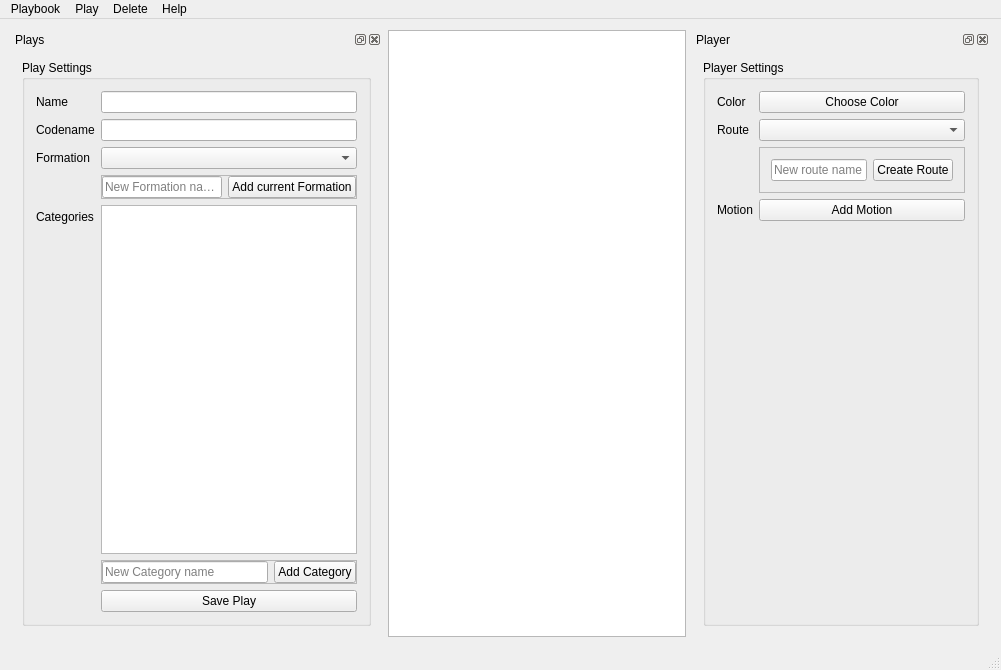
First picture: the form in src/dialogs/mainDialog.ui, repository obraunsdorf/playbook-creator, before the edit.
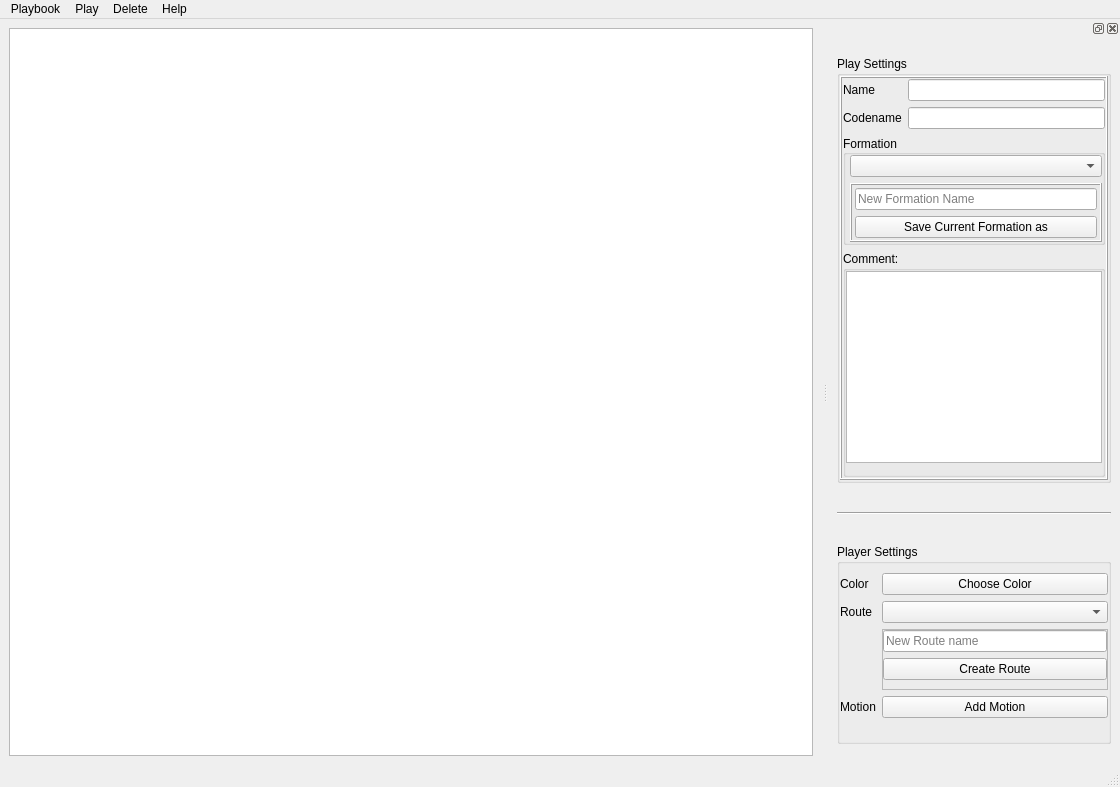
Second picture: the form after the edit.

Commit message: integrated new main dialog with QDockWidgets working as expected

What changed in the file:
```diff
--- a/src/dialogs/mainDialog.ui
+++ b/src/dialogs/mainDialog.ui
@@ -2,287 +2,30 @@
 <ui version="4.0">
  <class>MainDialog</class>
  <widget class="QMainWindow" name="MainDialog">
-  <property name="enabled">
-   <bool>true</bool>
-  </property>
   <property name="geometry">
    <rect>
     <x>0</x>
     <y>0</y>
-    <width>1001</width>
-    <height>670</height>
+    <width>1120</width>
+    <height>787</height>
    </rect>
   </property>
   <property name="windowTitle">
    <string>MainDialog</string>
   </property>
-  <property name="dockOptions">
-   <set>QMainWindow::AllowNestedDocks|QMainWindow::AllowTabbedDocks|QMainWindow::AnimatedDocks</set>
-  </property>
-  <widget class="QWidget" name="centralWidget">
-   <property name="minimumSize">
-    <size>
-     <width>600</width>
-     <height>0</height>
-    </size>
-   </property>
-   <layout class="QGridLayout" name="gridLayout_2">
-    <item row="0" column="1">
-     <widget class="QGraphicsView" name="graphicsView"/>
-    </item>
-    <item row="0" column="3">
-     <widget class="QDockWidget" name="playerDock">
-      <property name="sizePolicy">
-       <sizepolicy hsizetype="Expanding" vsizetype="Expanding">
-        <horstretch>0</horstretch>
-        <verstretch>0</verstretch>
-       </sizepolicy>
+  <widget class="QWidget" name="centralwidget">
+   <layout class="QHBoxLayout" name="horizontalLayout">
+    <item>
+     <widget class="QGraphicsView" name="graphicsView">
+      <property name="frameShadow">
+       <enum>QFrame::Plain</enum>
       </property>
-      <property name="minimumSize">
-       <size>
-        <width>298</width>
-        <height>590</height>
-       </size>
+      <property name="lineWidth">
+       <number>1</number>
       </property>
-      <property name="maximumSize">
-       <size>
-        <width>298</width>
-        <height>524287</height>
-       </size>
+      <property name="midLineWidth">
+       <number>0</number>
       </property>
-      <property name="windowTitle">
-       <string>Player</string>
-      </property>
-      <widget class="QWidget" name="dockWidgetContents_2">
-       <layout class="QGridLayout" name="gridLayout">
-        <item row="0" column="0">
-         <widget class="QGroupBox" name="playerSettings">
-          <property name="title">
-           <string>Player Settings</string>
-          </property>
-          <layout class="QFormLayout" name="formLayout_4">
-           <item row="0" column="0">
-            <widget class="QLabel" name="colorLabel">
-             <property name="text">
-              <string>Color</string>
-             </property>
-            </widget>
-           </item>
-           <item row="0" column="1">
-            <widget class="QPushButton" name="colorButton">
-             <property name="text">
-              <string>Choose Color</string>
-             </property>
-            </widget>
-           </item>
-           <item row="1" column="0">
-            <widget class="QLabel" name="routeLabel">
-             <property name="text">
-              <string>Route</string>
-             </property>
-            </widget>
-           </item>
-           <item row="1" column="1">
-            <widget class="QComboBox" name="routeBox"/>
-           </item>
-           <item row="2" column="1">
-            <widget class="QFrame" name="frame">
-             <property name="frameShape">
-              <enum>QFrame::StyledPanel</enum>
-             </property>
-             <property name="frameShadow">
-              <enum>QFrame::Raised</enum>
-             </property>
-             <layout class="QHBoxLayout" name="horizontalLayout">
-              <item>
-               <widget class="QLineEdit" name="lineEdit_2">
-                <property name="placeholderText">
-                 <string>New route name</string>
-                </property>
-               </widget>
-              </item>
-              <item>
-               <widget class="QPushButton" name="routeCreateButton">
-                <property name="text">
-                 <string>Create Route</string>
-                </property>
-               </widget>
-              </item>
-             </layout>
-            </widget>
-           </item>
-           <item row="3" column="0">
-            <widget class="QLabel" name="motionLabel">
-             <property name="text">
-              <string>Motion</string>
-             </property>
-            </widget>
-           </item>
-           <item row="3" column="1">
-            <widget class="QPushButton" name="motionAddButton">
-             <property name="text">
-              <string>Add Motion</string>
-             </property>
-            </widget>
-           </item>
-          </layout>
-         </widget>
-        </item>
-       </layout>
-      </widget>
-     </widget>
-    </item>
-    <item row="0" column="0">
-     <widget class="QDockWidget" name="playDock">
-      <property name="maximumSize">
-       <size>
-        <width>381</width>
-        <height>524287</height>
-       </size>
-      </property>
-      <property name="windowTitle">
-       <string>Plays</string>
-      </property>
-      <widget class="QWidget" name="dockWidgetContents_3">
-       <layout class="QVBoxLayout" name="verticalLayout_2">
-        <item>
-         <widget class="QGroupBox" name="playSettings">
-          <property name="title">
-           <string>Play Settings</string>
-          </property>
-          <layout class="QVBoxLayout" name="verticalLayout_6">
-           <item>
-            <layout class="QFormLayout" name="playSettingsForm">
-             <item row="0" column="0">
-              <widget class="QLabel" name="playNameLabel">
-               <property name="text">
-                <string>Name</string>
-               </property>
-              </widget>
-             </item>
-             <item row="0" column="1">
-              <widget class="QLineEdit" name="playNameEdit"/>
-             </item>
-             <item row="1" column="0">
-              <widget class="QLabel" name="playShortNameLabel">
-               <property name="text">
-                <string>Codename</string>
-               </property>
-              </widget>
-             </item>
-             <item row="1" column="1">
-              <widget class="QLineEdit" name="playShortNameEdit"/>
-             </item>
-             <item row="2" column="0">
-              <widget class="QLabel" name="formationLabel">
-               <property name="text">
-                <string>Formation</string>
-               </property>
-              </widget>
-             </item>
-             <item row="2" column="1">
-              <widget class="QComboBox" name="formationBox"/>
-             </item>
-             <item row="4" column="1">
-              <widget class="QListWidget" name="categoryList"/>
-             </item>
-             <item row="6" column="1">
-              <widget class="QPushButton" name="savePlayButton">
-               <property name="text">
-                <string>Save Play</string>
-               </property>
-              </widget>
-             </item>
-             <item row="5" column="1">
-              <widget class="QFrame" name="frame_4">
-               <property name="frameShape">
-                <enum>QFrame::StyledPanel</enum>
-               </property>
-               <property name="frameShadow">
-                <enum>QFrame::Raised</enum>
-               </property>
-               <layout class="QHBoxLayout" name="horizontalLayout_5">
-                <property name="leftMargin">
-                 <number>0</number>
-                </property>
-                <property name="topMargin">
-                 <number>0</number>
-                </property>
-                <property name="rightMargin">
-                 <number>0</number>
-                </property>
-                <property name="bottomMargin">
-                 <number>0</number>
-                </property>
-                <item>
-                 <widget class="QLineEdit" name="categoryEdit">
-                  <property name="placeholderText">
-                   <string>New Category name</string>
-                  </property>
-                 </widget>
-                </item>
-                <item>
-                 <widget class="QPushButton" name="categoryAddButton">
-                  <property name="text">
-                   <string>Add Category</string>
-                  </property>
-                 </widget>
-                </item>
-               </layout>
-              </widget>
-             </item>
-             <item row="3" column="1">
-              <widget class="QFrame" name="frame_5">
-               <property name="frameShape">
-                <enum>QFrame::StyledPanel</enum>
-               </property>
-               <property name="frameShadow">
-                <enum>QFrame::Raised</enum>
-               </property>
-               <layout class="QHBoxLayout" name="horizontalLayout_6">
-                <property name="leftMargin">
-                 <number>0</number>
-                </property>
-                <property name="topMargin">
-                 <number>0</number>
-                </property>
-                <property name="rightMargin">
-                 <number>0</number>
-                </property>
-                <property name="bottomMargin">
-                 <number>0</number>
-                </property>
-                <item>
-                 <widget class="QLineEdit" name="formationEdit">
-                  <property name="placeholderText">
-                   <string>New Formation name</string>
-                  </property>
-                 </widget>
-                </item>
-                <item>
-                 <widget class="QPushButton" name="formationAddButton">
-                  <property name="text">
-                   <string>Add current Formation</string>
-                  </property>
-                 </widget>
-                </item>
-               </layout>
-              </widget>
-             </item>
-             <item row="4" column="0">
-              <widget class="QLabel" name="categoryLabel">
-               <property name="text">
-                <string>Categories</string>
-               </property>
-              </widget>
-             </item>
-            </layout>
-           </item>
-          </layout>
-         </widget>
-        </item>
-       </layout>
-      </widget>
      </widget>
     </item>
    </layout>
@@ -338,7 +81,326 @@
    <addaction name="menuDelete"/>
    <addaction name="menuHelp"/>
   </widget>
-  <widget class="QStatusBar" name="statusBar"/>
+  <widget class="QStatusBar" name="statusbar"/>
+  <widget class="QDockWidget" name="dockWidget_2">
+   <property name="minimumSize">
+    <size>
+     <width>285</width>
+     <height>658</height>
+    </size>
+   </property>
+   <attribute name="dockWidgetArea">
+    <number>2</number>
+   </attribute>
+   <widget class="QWidget" name="dockWidgetContents_2">
+    <layout class="QVBoxLayout" name="verticalLayout">
+     <property name="spacing">
+      <number>20</number>
+     </property>
+     <item>
+      <widget class="QGroupBox" name="playSettings">
+       <property name="sizePolicy">
+        <sizepolicy hsizetype="Preferred" vsizetype="Maximum">
+         <horstretch>0</horstretch>
+         <verstretch>0</verstretch>
+        </sizepolicy>
+       </property>
+       <property name="title">
+        <string>Play Settings</string>
+       </property>
+       <property name="flat">
+        <bool>true</bool>
+       </property>
+       <property name="checkable">
+        <bool>false</bool>
+       </property>
+       <layout class="QVBoxLayout" name="verticalLayout_6">
+        <property name="leftMargin">
+         <number>0</number>
+        </property>
+        <property name="topMargin">
+         <number>0</number>
+        </property>
+        <property name="rightMargin">
+         <number>0</number>
+        </property>
+        <property name="bottomMargin">
+         <number>0</number>
+        </property>
+        <item>
+         <widget class="QFrame" name="frame_2">
+          <property name="frameShape">
+           <enum>QFrame::Box</enum>
+          </property>
+          <property name="frameShadow">
+           <enum>QFrame::Raised</enum>
+          </property>
+          <layout class="QFormLayout" name="formLayout_3">
+           <property name="labelAlignment">
+            <set>Qt::AlignLeading|Qt::AlignLeft|Qt::AlignTop</set>
+           </property>
+           <property name="leftMargin">
+            <number>1</number>
+           </property>
+           <property name="topMargin">
+            <number>1</number>
+           </property>
+           <property name="rightMargin">
+            <number>1</number>
+           </property>
+           <property name="bottomMargin">
+            <number>1</number>
+           </property>
+           <item row="0" column="0">
+            <widget class="QLabel" name="playNameLabel">
+             <property name="text">
+              <string>Name</string>
+             </property>
+            </widget>
+           </item>
+           <item row="0" column="1">
+            <widget class="QLineEdit" name="playNameEdit"/>
+           </item>
+           <item row="1" column="0">
+            <widget class="QLabel" name="playShortNameLabel">
+             <property name="text">
+              <string>Codename</string>
+             </property>
+            </widget>
+           </item>
+           <item row="1" column="1">
+            <widget class="QLineEdit" name="playShortNameEdit"/>
+           </item>
+           <item row="2" column="0" colspan="2">
+            <widget class="QGroupBox" name="groupBox_2">
+             <property name="autoFillBackground">
+              <bool>false</bool>
+             </property>
+             <property name="title">
+              <string>Formation</string>
+             </property>
+             <property name="alignment">
+              <set>Qt::AlignJustify|Qt::AlignVCenter</set>
+             </property>
+             <property name="flat">
+              <bool>false</bool>
+             </property>
+             <layout class="QVBoxLayout" name="verticalLayout_4">
+              <property name="leftMargin">
+               <number>4</number>
+              </property>
+              <property name="topMargin">
+               <number>0</number>
+              </property>
+              <property name="rightMargin">
+               <number>0</number>
+              </property>
+              <property name="bottomMargin">
+               <number>0</number>
+              </property>
+              <item>
+               <widget class="QComboBox" name="comboBox">
+                <property name="editable">
+                 <bool>false</bool>
+                </property>
+                <property name="currentText">
+                 <string/>
+                </property>
+               </widget>
+              </item>
+              <item>
+               <widget class="QFrame" name="frame_4">
+                <property name="frameShape">
+                 <enum>QFrame::Box</enum>
+                </property>
+                <property name="frameShadow">
+                 <enum>QFrame::Raised</enum>
+                </property>
+                <layout class="QVBoxLayout" name="verticalLayout_5">
+                 <property name="leftMargin">
+                  <number>3</number>
+                 </property>
+                 <property name="topMargin">
+                  <number>3</number>
+                 </property>
+                 <property name="rightMargin">
+                  <number>3</number>
+                 </property>
+                 <property name="bottomMargin">
+                  <number>2</number>
+                 </property>
+                 <item>
+                  <widget class="QLineEdit" name="lineEdit">
+                   <property name="text">
+                    <string/>
+                   </property>
+                   <property name="placeholderText">
+                    <string>New Formation Name</string>
+                   </property>
+                  </widget>
+                 </item>
+                 <item>
+                  <widget class="QPushButton" name="pushButton">
+                   <property name="text">
+                    <string>Save Current Formation as</string>
+                   </property>
+                  </widget>
+                 </item>
+                </layout>
+               </widget>
+              </item>
+             </layout>
+            </widget>
+           </item>
+           <item row="4" column="0" colspan="2">
+            <widget class="QGroupBox" name="groupBox">
+             <property name="title">
+              <string>Comment:</string>
+             </property>
+             <layout class="QVBoxLayout" name="verticalLayout_2">
+              <property name="leftMargin">
+               <number>0</number>
+              </property>
+              <property name="topMargin">
+               <number>0</number>
+              </property>
+              <property name="rightMargin">
+               <number>0</number>
+              </property>
+              <property name="bottomMargin">
+               <number>11</number>
+              </property>
+              <item>
+               <widget class="QTextEdit" name="textEdit"/>
+              </item>
+             </layout>
+            </widget>
+           </item>
+          </layout>
+         </widget>
+        </item>
+       </layout>
+      </widget>
+     </item>
+     <item>
+      <widget class="Line" name="line">
+       <property name="lineWidth">
+        <number>1</number>
+       </property>
+       <property name="orientation">
+        <enum>Qt::Horizontal</enum>
+       </property>
+      </widget>
+     </item>
+     <item>
+      <widget class="QGroupBox" name="playerSettings">
+       <property name="maximumSize">
+        <size>
+         <width>16777215</width>
+         <height>200</height>
+        </size>
+       </property>
+       <property name="layoutDirection">
+        <enum>Qt::LeftToRight</enum>
+       </property>
+       <property name="title">
+        <string>Player Settings</string>
+       </property>
+       <layout class="QFormLayout" name="formLayout_4">
+        <property name="leftMargin">
+         <number>0</number>
+        </property>
+        <property name="rightMargin">
+         <number>0</number>
+        </property>
+        <property name="bottomMargin">
+         <number>0</number>
+        </property>
+        <item row="1" column="0">
+         <widget class="QLabel" name="colorLabel">
+          <property name="text">
+           <string>Color</string>
+          </property>
+         </widget>
+        </item>
+        <item row="1" column="1">
+         <widget class="QPushButton" name="colorButton">
+          <property name="text">
+           <string>Choose Color</string>
+          </property>
+         </widget>
+        </item>
+        <item row="2" column="0">
+         <widget class="QLabel" name="routeLabel">
+          <property name="text">
+           <string>Route</string>
+          </property>
+         </widget>
+        </item>
+        <item row="2" column="1">
+         <widget class="QComboBox" name="routeBox"/>
+        </item>
+        <item row="6" column="0">
+         <widget class="QLabel" name="motionLabel">
+          <property name="text">
+           <string>Motion</string>
+          </property>
+         </widget>
+        </item>
+        <item row="6" column="1">
+         <widget class="QPushButton" name="motionAddButton">
+          <property name="text">
+           <string>Add Motion</string>
+          </property>
+         </widget>
+        </item>
+        <item row="4" column="1">
+         <widget class="QFrame" name="frame">
+          <property name="minimumSize">
+           <size>
+            <width>0</width>
+            <height>0</height>
+           </size>
+          </property>
+          <property name="frameShape">
+           <enum>QFrame::StyledPanel</enum>
+          </property>
+          <property name="frameShadow">
+           <enum>QFrame::Raised</enum>
+          </property>
+          <layout class="QVBoxLayout" name="verticalLayout_3">
+           <property name="leftMargin">
+            <number>0</number>
+           </property>
+           <property name="topMargin">
+            <number>0</number>
+           </property>
+           <property name="rightMargin">
+            <number>0</number>
+           </property>
+           <item>
+            <widget class="QLineEdit" name="lineEdit_2">
+             <property name="placeholderText">
+              <string>New Route name</string>
+             </property>
+            </widget>
+           </item>
+           <item>
+            <widget class="QPushButton" name="routeCreateButton">
+             <property name="text">
+              <string>Create Route</string>
+             </property>
+            </widget>
+           </item>
+          </layout>
+         </widget>
+        </item>
+       </layout>
+      </widget>
+     </item>
+    </layout>
+   </widget>
+  </widget>
   <action name="actionNew_Playbook">
    <property name="text">
     <string>New playbook</string>
@@ -481,7 +543,6 @@
    </property>
   </action>
  </widget>
- <layoutdefault spacing="6" margin="11"/>
  <resources/>
  <connections>
   <connection>
```
Left out of the diff: 2 changed lines with no effect on the pictures.
